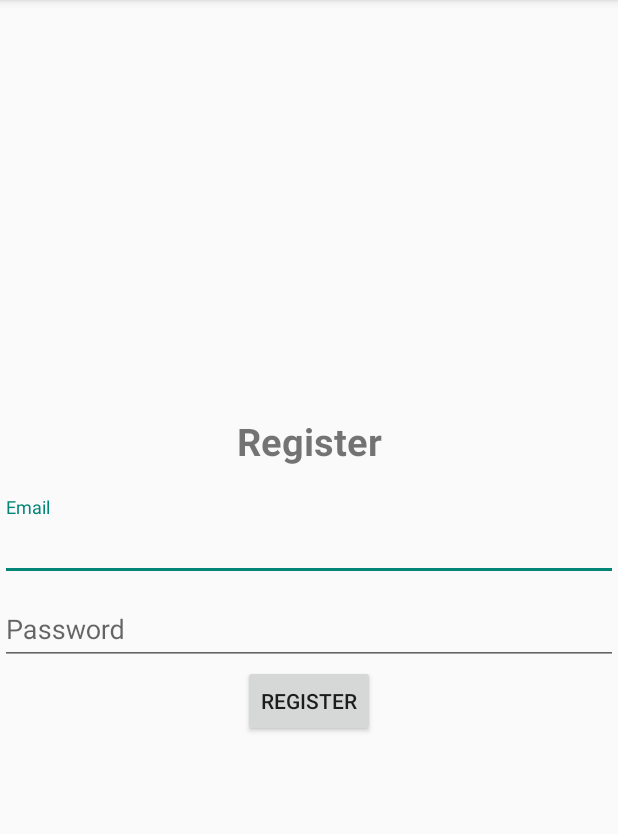
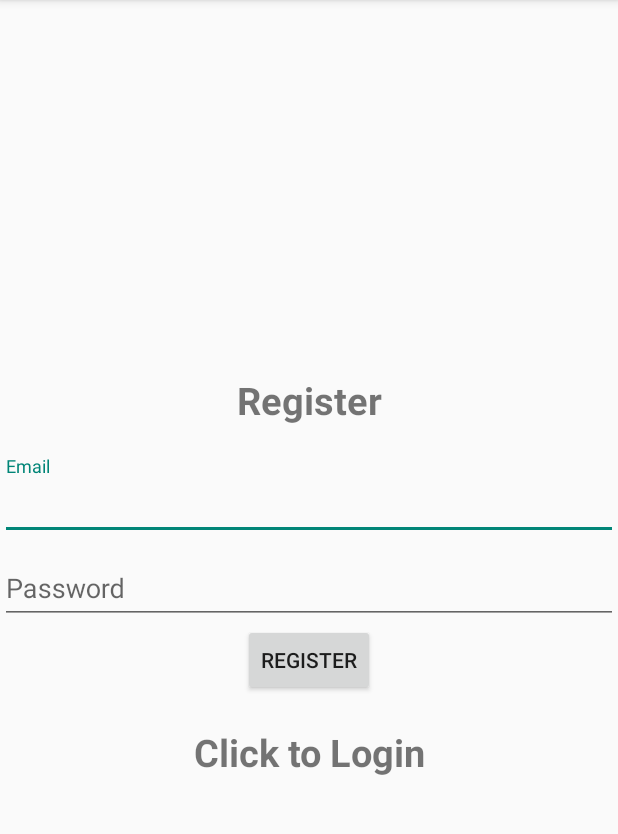
Before and after one commit to Rnbsov/Sunrise, an Android app: the Register screen opened directly, with no data from a screen before it, on a phone screen of 412 x 824 dp, the part 84-918 px from its top. Run offline under Robolectric (Android 15) with nearby library versions, the phone set to English and light mode, and no system bars; our stand-ins replace Firebase (no records; nobody signed in at launch, a user with empty details on screens opened directly).

Commit message:
🥭 Make RegisterActivity to link LoginActivity

```diff
--- a/app/src/main/java/com/example/sunrise/Register.java
+++ b/app/src/main/java/com/example/sunrise/Register.java
@@ -1,9 +1,11 @@
 package com.example.sunrise;
 
+import android.content.Intent;
 import android.os.Bundle;
 import android.text.TextUtils;
 import android.util.Log;
 import android.widget.Button;
+import android.widget.TextView;
 import android.widget.Toast;
 
 import androidx.activity.EdgeToEdge;
@@ -23,6 +25,7 @@ import com.google.firebase.auth.FirebaseUser;
 public class Register extends AppCompatActivity {
     TextInputEditText editTextEmail, editTextPassword;
     Button registerBtn;
+    TextView loginScreen;
     private FirebaseAuth mAuth;
     private static final String TAG = "RegisterActivity";
 
@@ -44,6 +47,13 @@ public class Register extends AppCompatActivity {
         editTextEmail = findViewById(R.id.email);
         editTextPassword = findViewById(R.id.password);
         registerBtn = findViewById(R.id.register_btn);
+        loginScreen = findViewById(R.id.login_now);
+
+        loginScreen.setOnClickListener(v -> {
+            Intent intent = new Intent(getApplicationContext(), Login.class);
+            startActivity(intent);
+            finish();
+        });
 
         registerBtn.setOnClickListener(v -> {
             String email, password;
--- a/app/src/main/res/layout/activity_register.xml
+++ b/app/src/main/res/layout/activity_register.xml
@@ -48,4 +48,14 @@
         android:layout_height="wrap_content"
         android:text="@string/register" />
 
+    <TextView
+        android:id="@+id/login_now"
+        android:layout_width="match_parent"
+        android:layout_height="wrap_content"
+        android:layout_marginTop="20dp"
+        android:gravity="center"
+        android:text="@string/click_to_login"
+        android:textSize="25sp"
+        android:textStyle="bold" />
+
 </LinearLayout>
--- a/app/src/main/res/values/strings.xml
+++ b/app/src/main/res/values/strings.xml
@@ -15,4 +15,5 @@
     <string name="email">Email</string>
     <string name="password">Password</string>
     <string name="register">Register</string>
+    <string name="click_to_login">Click to Login</string>
 </resources>
```
